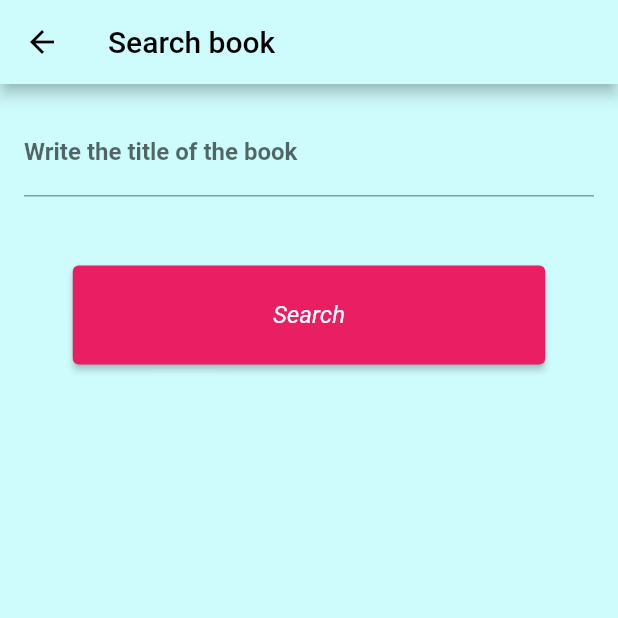
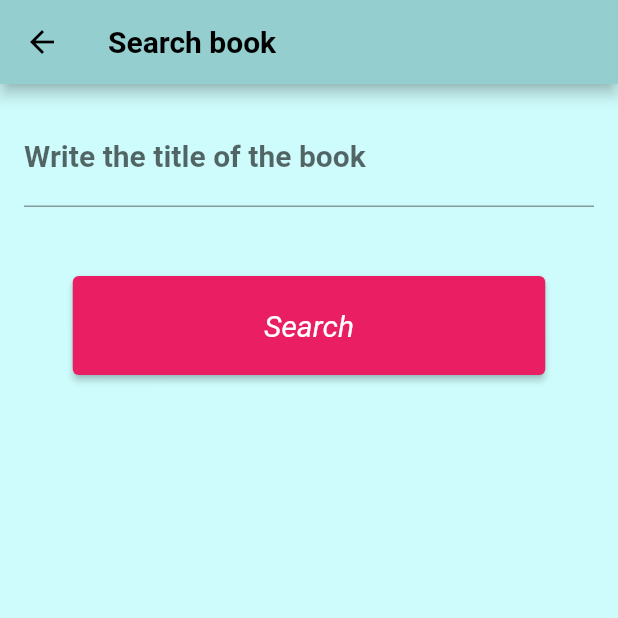
Before and after one commit to ErickBezerrar/miniprojetoPOO, a Flutter app: the screen it shows after launch, after a tap on the "search" icon, on a phone screen of 412 x 824 dp, the top half of it. Run offline on Flutter 3.47's test engine with Material 2 defaults, Android fonts, the phone set to English and light mode, and no system bars; our stand-ins replace cached_network_image, flutter_hooks; missing offline and left inert: dart:html; network calls fail.

Commit message:
miniprojeto => update

```diff
--- a/miniprojeto/lib/code/description.dart
+++ b/miniprojeto/lib/code/description.dart
@@ -64,8 +64,8 @@ class _DescriptionBookState extends State<DescriptionBookPage> {
         actions: [
           IconButton(
             icon: Icon(
-              isBookFavorited ? Icons.star : Icons.star_border,
-              color: isBookFavorited ? Colors.yellow : null,
+              isBookFavorited ? Icons.favorite : Icons.favorite,
+              color: isBookFavorited ? Colors.pink : null,
             ),
             onPressed: toggleFavorite,
           ),
--- a/miniprojeto/lib/code/favorites.dart
+++ b/miniprojeto/lib/code/favorites.dart
@@ -17,7 +17,8 @@ class FavoritesPage extends StatelessWidget {
       ),
       body: favoriteBooks.isNotEmpty
           ? GridView.builder(
-              gridDelegate: SliverGridDelegateWithFixedCrossAxisCount(
+              gridDelegate:
+              SliverGridDelegateWithFixedCrossAxisCount(
                 crossAxisCount: 2,
                 crossAxisSpacing: 16.0,
                 mainAxisSpacing: 16.0,
@@ -70,7 +71,7 @@ class FavoritesPage extends StatelessWidget {
             )
           : Center(
               child: Text(
-                "Nenhum livro favorito.",
+                "None favorited book.",
                 style: TextStyle(fontSize: 16),
                 textAlign: TextAlign.center,
               ),
--- a/miniprojeto/lib/code/homePage.dart
+++ b/miniprojeto/lib/code/homePage.dart
@@ -1,3 +1,5 @@
+import 'dart:html';
+import 'package:miniprojeto/main.dart';
 import 'package:cached_network_image/cached_network_image.dart';
 import 'package:flutter/material.dart';
 import 'package:http/http.dart' as http;
@@ -5,15 +7,15 @@ import 'package:miniprojeto/code/search.dart';
 import 'dart:convert';
 import 'description.dart';
 import 'favorites.dart';
+import 'newAccount.dart';
 
-enum TableStatus{idle, loading, ready, error}
+enum TableStatus { idle, loading, ready, error }
+
 class DataService {
-  final ValueNotifier<Map<String,dynamic>> tableStateNotifier = ValueNotifier({
-    'status': TableStatus.idle,
-    'dataObjects': null
-  });
+  final ValueNotifier<Map<String, dynamic>> tableStateNotifier =
+      ValueNotifier({'status': TableStatus.idle, 'dataObjects': null});
 
-  void carregar(index) {
+  void carregar() {
     tableStateNotifier.value = {
       'status': TableStatus.loading,
       'dataObjects': null
@@ -42,13 +44,33 @@ class DataService {
     });
   }
 }
+
 final dataService = DataService();
 
 class BookStoreHomePage extends StatelessWidget {
   @override
   Widget build(BuildContext context) {
+    dataService.carregar();
     return Scaffold(
       backgroundColor: Color.fromRGBO(206, 252, 252, 1.0),
+      appBar: AppBar(
+        foregroundColor: Colors.black,
+        backgroundColor: Color.fromRGBO(149, 206, 207, 1.0),
+        title: Text('BookStore', style: TextStyle(fontWeight: FontWeight.bold)),
+        actions: [
+          IconButton(
+            icon: Icon(Icons.search, color: Colors.black, weight: 700),
+            onPressed: () {
+              Navigator.push(
+                context,
+                MaterialPageRoute(
+                  builder: (context) => SearchPage(),
+                ),
+              );
+            },
+          ),
+        ],
+      ),
       body: ValueListenableBuilder(
         valueListenable: dataService.tableStateNotifier,
         builder: (_, value, __) {
@@ -62,7 +84,9 @@ class BookStoreHomePage extends StatelessWidget {
                     Text(
                       "Clique em um dos botões abaixo para visualizar informações",
                       style: TextStyle(
-                        fontSize: 16, fontWeight: FontWeight.bold, fontStyle: FontStyle.italic),
+                          fontSize: 16,
+                          fontWeight: FontWeight.bold,
+                          fontStyle: FontStyle.italic),
                     ),
                   ],
                 ),
@@ -84,6 +108,8 @@ class BookStoreHomePage extends StatelessWidget {
           }
         },
       ),
+      bottomNavigationBar:
+          NewNavBar(itemSelectedCallback: dataService.carregar),
       floatingActionButton: FloatingActionButton(
         onPressed: () {
           Navigator.push(
@@ -92,24 +118,21 @@ class BookStoreHomePage extends StatelessWidget {
           );
         },
         child: Icon(Icons.favorite),
-        backgroundColor: Colors.red,
+        backgroundColor: Colors.pink,
       ),
       floatingActionButtonLocation: FloatingActionButtonLocation.endFloat,
     );
   }
 }
 
-
 class ContainerBooks extends StatelessWidget {
   final dynamic jsonObjects;
 
-  ContainerBooks({
-    required this.jsonObjects
-  });
+  ContainerBooks({required this.jsonObjects});
 
   @override
   Widget build(BuildContext context) {
-    return Container (
+    return Container(
       padding: EdgeInsets.all(16.0),
       child: GridView.builder(
         gridDelegate: SliverGridDelegateWithFixedCrossAxisCount(
--- a/miniprojeto/lib/code/search.dart
+++ b/miniprojeto/lib/code/search.dart
@@ -28,10 +28,11 @@ class _SearchPageState extends State<SearchPage> {
   Widget build(BuildContext context) {
     return Scaffold(
       appBar: AppBar(
-        backgroundColor: Color.fromRGBO(206, 252, 252, 1.0),
+        backgroundColor: Color.fromRGBO(149, 206, 207, 1.0),
         title: Text(
           'Search book',
           style: TextStyle(
+            fontWeight: FontWeight.bold,
             color: Colors.black,
           ),
         ),
@@ -51,7 +52,7 @@ class _SearchPageState extends State<SearchPage> {
                 labelText: 'Write the title of the book',
               ),
               style: TextStyle(
-                fontSize: 16,
+                fontSize: 20,
                 fontWeight: FontWeight.bold,
               ),
             ),
@@ -61,11 +62,11 @@ class _SearchPageState extends State<SearchPage> {
                 padding: const EdgeInsets.symmetric(vertical: 16.0),
                 child: ElevatedButton(
                   style: ButtonStyle(
-                        minimumSize:
-                          MaterialStateProperty.all<Size>(Size(315, 66)),
+                    minimumSize: MaterialStateProperty.all<Size>(Size(315, 66)),
                     backgroundColor:
                         MaterialStateProperty.all<Color>(Colors.pink),
-                        textStyle: MaterialStateProperty.all<TextStyle>(TextStyle(fontSize: 16.0, fontStyle: FontStyle.italic)),
+                    textStyle: MaterialStateProperty.all<TextStyle>(
+                        TextStyle(fontSize: 20.0, fontStyle: FontStyle.italic)),
                   ),
                   onPressed: () => search(context),
                   child: Text('Search'),
@@ -124,10 +125,11 @@ class _SearchResultPageState extends State<SearchResultPage> {
   Widget build(BuildContext context) {
     return Scaffold(
       appBar: AppBar(
-        backgroundColor: Color.fromRGBO(206, 252, 252, 1.0),
+        backgroundColor: Color.fromRGBO(149, 206, 207, 1.0),
         title: Text(
           'Search book',
           style: TextStyle(
+            fontWeight: FontWeight.bold,
             color: Colors.black,
           ),
         ),
--- a/miniprojeto/lib/main.dart
+++ b/miniprojeto/lib/main.dart
@@ -26,7 +26,11 @@ class MyApp extends StatelessWidget {
           unselectedLabelStyle: TextStyle(fontWeight: FontWeight.normal),
         ),
       ),
-      home: HomePage(),
+      initialRoute: '/',
+      routes: {
+        '/': (context) => BookStoreHomePage(),
+        '/code': (context) => MyForm(),
+      },
     );
   }
 }
@@ -42,7 +46,6 @@ class _HomePageState extends State<HomePage> with TickerProviderStateMixin {
   final List<Widget> _pages = [
     BookStoreHomePage(), // Tela da página inicial
     MyForm(), // Tela do formulário
-    //FavoritesPage(), // Tela do Favoritos
   ];
 
   AnimationController? _animationController;
@@ -72,34 +75,6 @@ class _HomePageState extends State<HomePage> with TickerProviderStateMixin {
   @override
   Widget build(BuildContext context) {
     return Scaffold(
-      appBar: AppBar(
-        foregroundColor: Colors.black,
-        backgroundColor: Color.fromRGBO(149, 206, 207, 1.0),
-        title: Text('BookStore', style: TextStyle(fontWeight: FontWeight.bold)),
-        actions: [
-          IconButton(
-            icon: Icon(Icons.search, color: Colors.black, weight: 700),
-            onPressed: () {
-              Navigator.push(
-                context,
-                MaterialPageRoute(
-                  builder: (context) => SearchPage(),
-                ),
-              );
-            },
-          ),
-        ],
-        leading: _currentIndex != 0
-          ? IconButton(
-              icon: Icon(Icons.arrow_back),
-              onPressed: () {
-                setState(() {
-                  _currentIndex = 0;
-                });
-              },
-            )
-          : null,
-      ),
       body: GestureDetector(
         onTapDown: (_) {
           _animationController?.forward();
@@ -115,7 +90,7 @@ class _HomePageState extends State<HomePage> with TickerProviderStateMixin {
           child: _pages[_currentIndex],
         ),
       ),
-      bottomNavigationBar: NewNavBar(itemSelectedCallback: dataService.carregar),
+      bottomNavigationBar: NewNavBar(),
     );
   }
 }
@@ -123,7 +98,8 @@ class _HomePageState extends State<HomePage> with TickerProviderStateMixin {
 class NewNavBar extends HookWidget {
   final _itemSelectedCallback;
 
-  NewNavBar({itemSelectedCallback}): _itemSelectedCallback = itemSelectedCallback ?? (int) {}
+  NewNavBar({itemSelectedCallback})
+      : _itemSelectedCallback = itemSelectedCallback ?? (int) {}
 
   @override
   Widget build(BuildContext context) {
@@ -147,7 +123,11 @@ class NewNavBar extends HookWidget {
           type: BottomNavigationBarType.fixed,
           onTap: (index) {
             state.value = index;
-              _itemSelectedCallback(index);
+            if (index == 0) {
+              Navigator.popUntil(context, ModalRoute.withName('/'));
+            } else if (index == 1) {
+              Navigator.pushNamed(context, '/code');
+            }
           },
           currentIndex: state.value,
           items: const <BottomNavigationBarItem>[
@@ -156,16 +136,8 @@ class NewNavBar extends HookWidget {
               label: 'Home',
             ),
             BottomNavigationBarItem(
-                icon: Icon(Icons.shopping_cart),
-                label: 'Cart',
-              ),
-              BottomNavigationBarItem(
               icon: Icon(Icons.person),
               label: 'Profile',
-              ),
-              BottomNavigationBarItem(
-                icon: Icon(Icons.star),
-                label: 'Favorites',
             ),
           ],
         ),
```
Also changed, not shown: miniprojeto/lib/code/newAccount.dart (+7 -6 lines), miniprojeto/lib/code/globals.dart (line endings or trailing spaces). Lines whose indentation alone changed are shown as unchanged.
